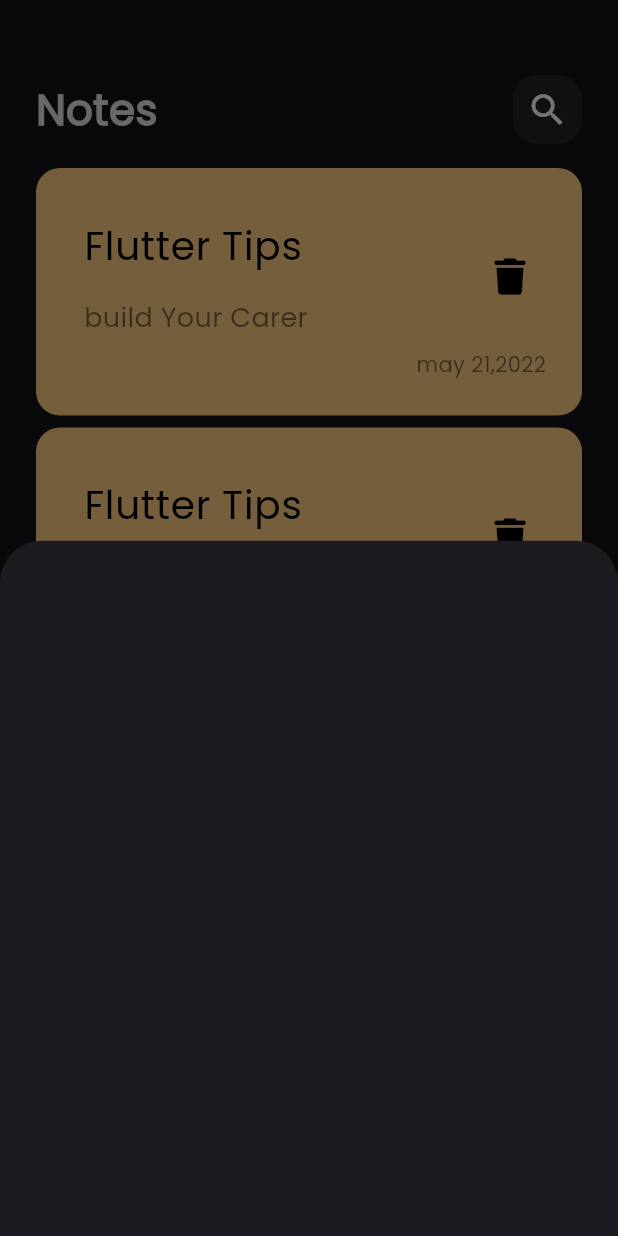
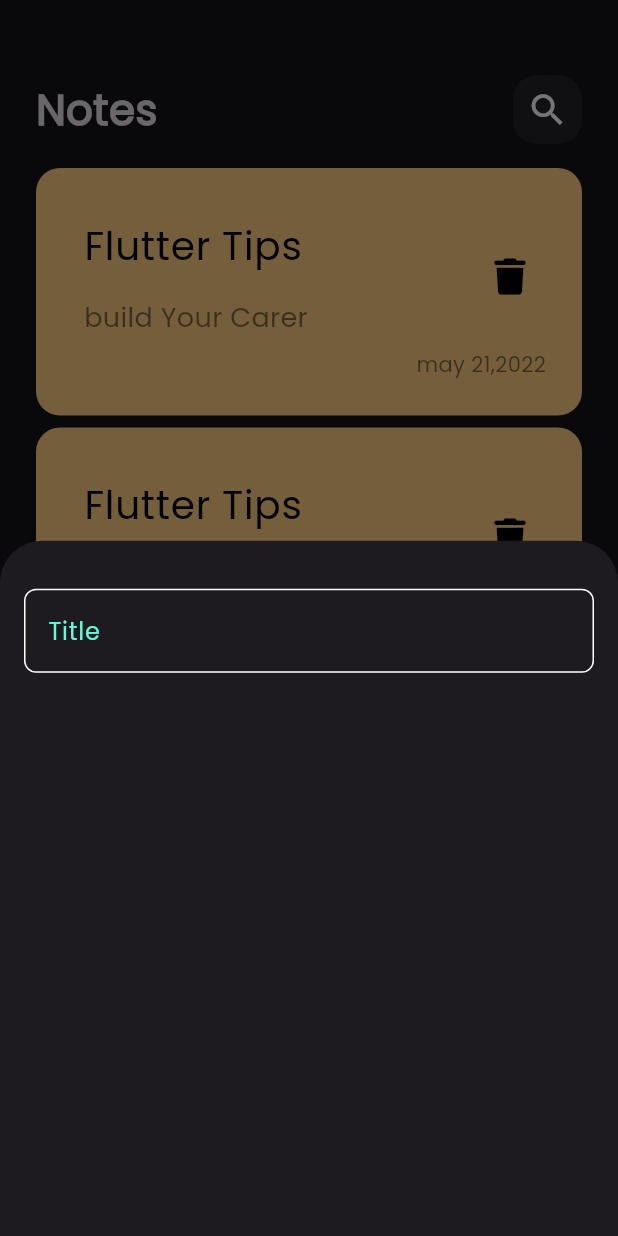
Before and after one commit to HossamAhmed954074/notes_app, a Flutter app: the screen it shows after launch, after a tap on the "add" icon, on a phone screen of 412 x 824 dp. Run offline on Flutter 3.47's test engine with Material 3 defaults, Android fonts, the phone set to English and light mode, and no system bars; our stand-ins replace font_awesome_flutter.

Commit message:
create custom text field

```diff
--- /dev/null
+++ b/lib/constants.dart
@@ -0,0 +1,3 @@
+import 'dart:ui';
+
+const KprimaryColor= Color(0xff62FCD7);
--- a/lib/widgets/add_note_bottom_sheet.dart
+++ b/lib/widgets/add_note_bottom_sheet.dart
@@ -1,10 +1,20 @@
 import 'package:flutter/material.dart';
+
+import 'custom_text_field.dart';
 
 class AddNoteBottonSheet extends StatelessWidget {
   const AddNoteBottonSheet({super.key});
 
   @override
   Widget build(BuildContext context) {
-    return Container();
+    return Padding(
+      padding: const EdgeInsets.symmetric(horizontal: 16.0),
+      child: Column(
+        children: [
+          SizedBox(height: 32,),
+          CustomTextField(title: 'Title',),
+        ],
+      ),
+    );
   }
 }
--- /dev/null
+++ b/lib/widgets/custom_text_field.dart
@@ -0,0 +1,30 @@
+import 'package:flutter/material.dart';
+
+import '../constants.dart';
+
+class CustomTextField extends StatelessWidget {
+  const CustomTextField({required this.title, super.key});
+
+  final String title;
+
+  @override
+  Widget build(BuildContext context) {
+    return TextField(
+      cursorColor: KprimaryColor,
+      decoration: InputDecoration(
+        hintText: title,
+        hintStyle: TextStyle(color: KprimaryColor),
+        border: outlineInputBorder(),
+        enabledBorder: outlineInputBorder(),
+        focusedBorder: outlineInputBorder(KprimaryColor),
+      ),
+    );
+  }
+
+  OutlineInputBorder outlineInputBorder([color]) {
+    return OutlineInputBorder(
+      borderRadius: BorderRadius.circular(8),
+      borderSide: BorderSide(color: color ?? Colors.white),
+    );
+  }
+}
```
